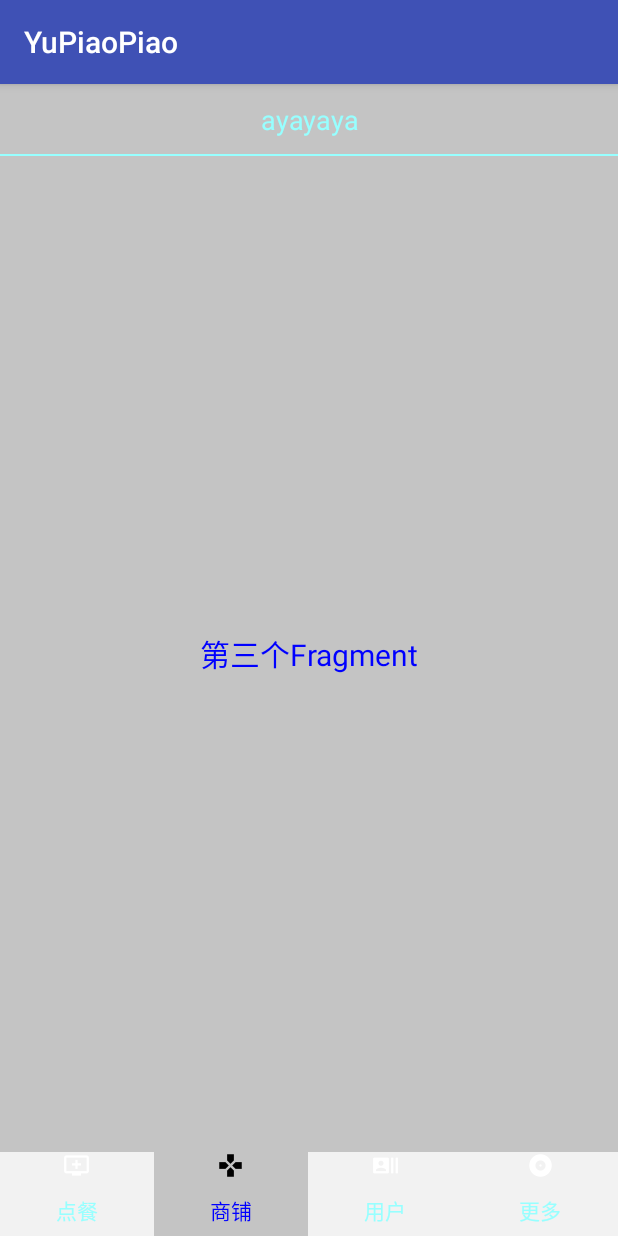
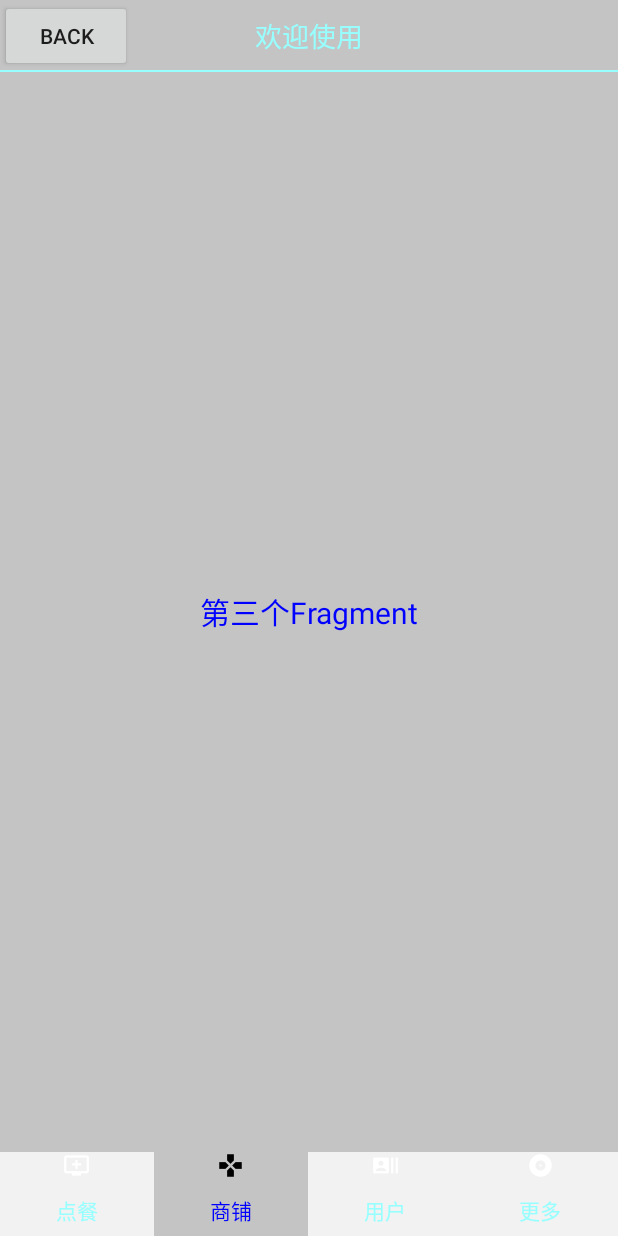
Before and after one commit to Yusei37/YuPiaoPiao, an Android app: the screen it shows after launch (MainActivity), after a tap on "商铺", on a phone screen of 412 x 824 dp. Run offline under Robolectric (Android 15) with nearby library versions, the phone set to English and light mode, and no system bars; 1 statement that could not run was skipped; 1 other tap on this screen came first.

Commit message:
add a voiceDemo

```diff
--- a/app/src/main/java/com/example/yusei/yupiaopiao/MainActivity.java
+++ b/app/src/main/java/com/example/yusei/yupiaopiao/MainActivity.java
@@ -19,7 +19,8 @@ public class MainActivity extends AppCompatActivity implements View.OnClickListe
 
     private FrameLayout ly_content;
 
-    private FirstFragment f1,f2,f3,f4;
+    private FirstFragment f2,f3,f4;
+    private SecondFragment f1;
     private FragmentManager fragmentManager;
 
     @Override
@@ -27,7 +28,10 @@ public class MainActivity extends AppCompatActivity implements View.OnClickListe
         super.onCreate(savedInstanceState);
         requestWindowFeature(Window.FEATURE_NO_TITLE);
         setContentView(R.layout.activity_main);
-
+        android.support.v7.app.ActionBar actionBar = getSupportActionBar();
+        if (actionBar != null) {
+            actionBar.hide();
+        }
         bindView();
 
     }
@@ -81,7 +85,8 @@ public class MainActivity extends AppCompatActivity implements View.OnClickListe
                 selected();
                 tabDeal.setSelected(true);
                 if(f1==null){
-                    f1 = new FirstFragment("第一个Fragment");
+                //    f1 = new FirstFragment("第一个Fragment");
+                    f1 = new SecondFragment();
                     transaction.add(R.id.fragment_container,f1);
                 }else{
                     transaction.show(f1);
--- a/app/src/main/res/layout/activity_main.xml
+++ b/app/src/main/res/layout/activity_main.xml
@@ -9,6 +9,14 @@
             android:layout_width="match_parent"
             android:layout_height="48dp"
             android:background="@color/transparent">
+
+        <Button
+                android:id="@+id/title_back"
+                android:layout_width="wrap_content"
+                android:layout_height="wrap_content"
+                android:layout_gravity="center"
+                android:text="Back"/>
+
         <TextView
                 android:id="@+id/txt_top"
                 android:layout_width="match_parent"
--- a/app/src/main/res/values/strings.xml
+++ b/app/src/main/res/values/strings.xml
@@ -3,5 +3,5 @@
 
     <!-- TODO: Remove or change this placeholder text -->
     <string name="hello_blank_fragment">Hello blank fragment</string>
-    <string name="infomation">ayayaya</string>
+    <string name="infomation">欢迎使用</string>
 </resources>
```
Also changed, not shown: app/src/main/AndroidManifest.xml (+26 -0 lines).
